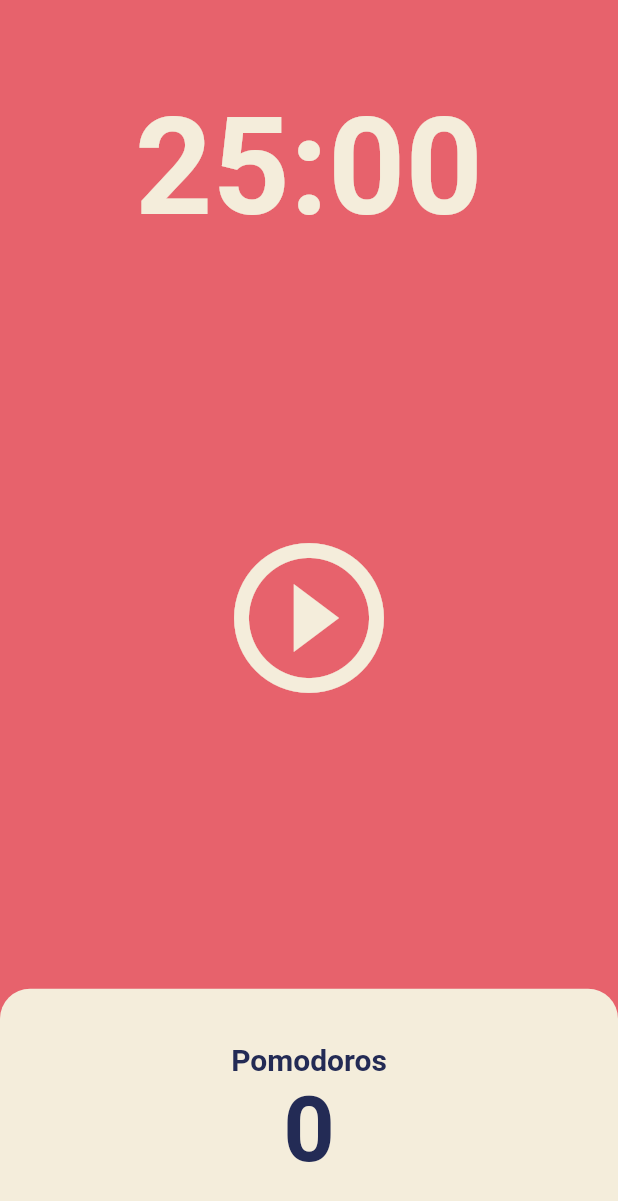
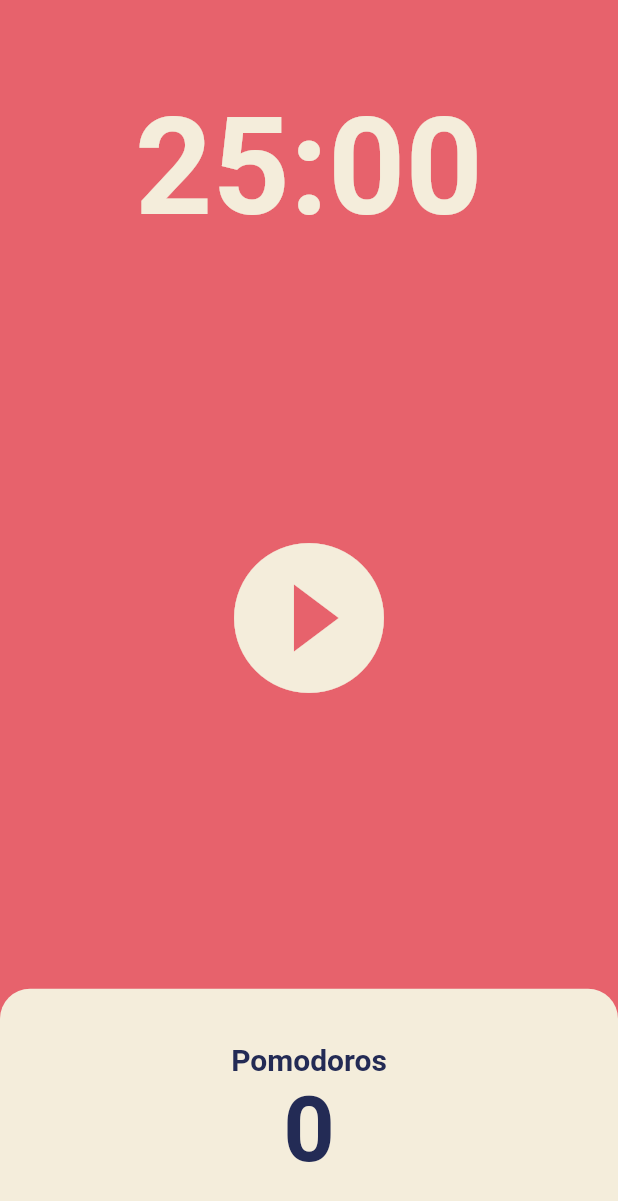
Before and after one commit to Alpaca92/IAL, a Flutter app: the screen it shows after launch, on a phone screen of 412 x 824 dp. Shown: the top 1201 px of the screen. Run offline on Flutter 3.47's test engine with Material 2 defaults, Android fonts, the phone set to English and light mode, and no system bars.

Commit message:
flutter #5.4

```diff
--- a/flutter/toonflix/lib/screens/home_screen.dart
+++ b/flutter/toonflix/lib/screens/home_screen.dart
@@ -1,5 +1,4 @@
 import 'dart:async';
-
 import 'package:flutter/material.dart';
 
 class HomeScreen extends StatefulWidget {
@@ -44,8 +43,18 @@
 
   void onPausePressed() {
     timer.cancel();
+
     setState(() {
       isRunning = false;
+    });
+  }
+
+  void onResetPressed() {
+    timer.cancel();
+
+    setState(() {
+      isRunning = false;
+      totalSeconds = twentyFiveMinutes;
     });
   }
 
@@ -78,14 +87,30 @@
           Flexible(
             flex: 3,
             child: Center(
-              child: IconButton(
-                icon: Icon(isRunning
-                    ? Icons.pause_circle_outline_rounded
-                    : Icons.play_circle_outline),
-                iconSize: 120,
-                color: Theme.of(context).cardColor,
-                onPressed: isRunning ? onPausePressed : onStartPressed,
-              ),
+              child: isRunning
+                  ? Row(
+                      mainAxisAlignment: MainAxisAlignment.center,
+                      children: [
+                        IconButton(
+                          icon: const Icon(Icons.pause_circle_filled_rounded),
+                          iconSize: 120,
+                          color: Theme.of(context).cardColor,
+                          onPressed: onPausePressed,
+                        ),
+                        IconButton(
+                          icon: const Icon(Icons.replay_circle_filled_outlined),
+                          iconSize: 120,
+                          color: Theme.of(context).cardColor,
+                          onPressed: onResetPressed,
+                        ),
+                      ],
+                    )
+                  : IconButton(
+                      icon: const Icon(Icons.play_circle_filled),
+                      iconSize: 120,
+                      color: Theme.of(context).cardColor,
+                      onPressed: onStartPressed,
+                    ),
             ),
           ),
           Flexible(
```
